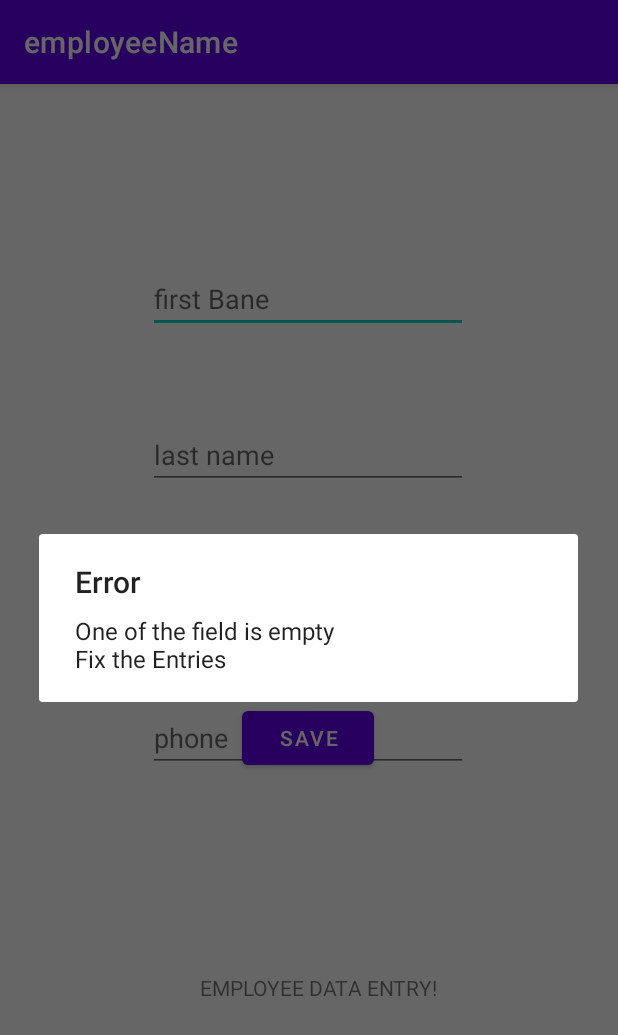
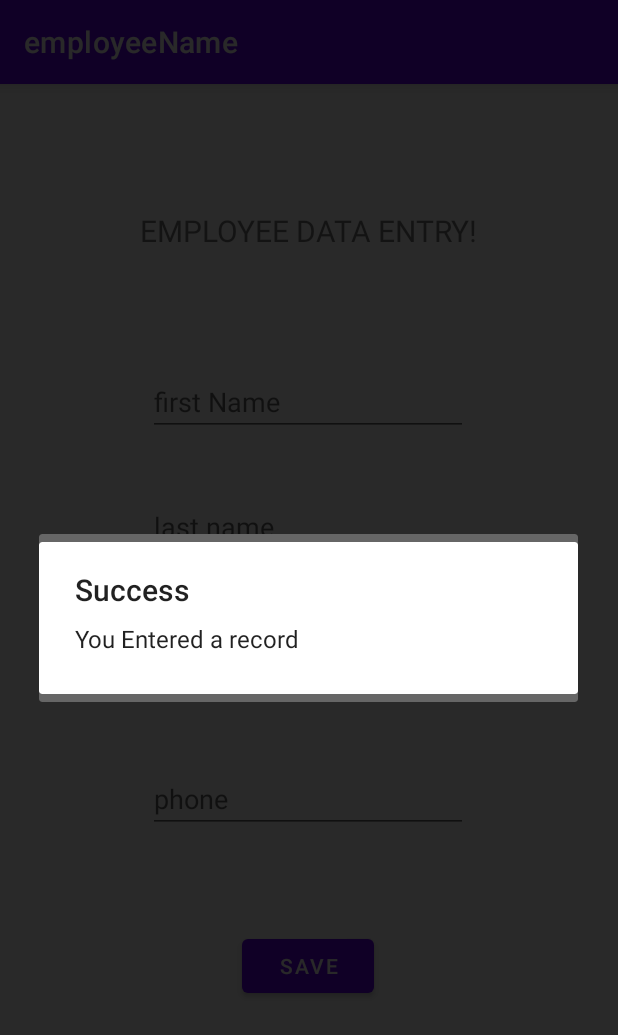
Before and after one commit to MrQbert/employeeInfo, an Android app: the screen it shows after launch (MainActivity), after a tap on "SAVE", on a phone screen of 412 x 824 dp. Shown: the top 1035 px of the screen. Run offline under Robolectric (Android 15) with nearby library versions, the phone set to English and light mode, and no system bars.

Commit message:
2nd Commit
Fixed DB Query Problems

```diff
--- a/employeeName/app/src/main/java/com/example/employeename/MainActivity.java
+++ b/employeeName/app/src/main/java/com/example/employeename/MainActivity.java
@@ -29,7 +29,7 @@ public class MainActivity extends AppCompatActivity {
         email= findViewById(R.id.email);
 
         db = openOrCreateDatabase("Wright",MODE_PRIVATE, null);
-        db.execSQL("Create table if not exists employee (EmpLname varchar(50),EmpFname varchar(50),EmpPhone varchar(25),EmpEmail varchar(25))");
+        db.execSQL("create table if not exists employee (EmpLname varchar(50),EmpFname varchar(50),EmpPhone varchar(25),EmpEmail varchar(25));");
         sb.append("Hello World\n");
         sb.append("This is Rob");
 
@@ -48,19 +48,20 @@ public class MainActivity extends AppCompatActivity {
             sb.append("One of the field is empty\nFix the Entries");
             ShowMessage("Error",sb.toString());
         }
-        db.execSQL("insert into employee(EmpLname, EmpFname, EmpPhone, EmpEmail) Values('" + lnameString + "',''" + fnameString + "',''" + phoneString + "',''"
-                + emailString + "',''");
-//        ClearText();
+        db.execSQL("insert into employee(EmpLname, EmpFname, EmpPhone, EmpEmail) Values('" + lnameString + "','" + fnameString + "','" + phoneString + "','"
+                + emailString + "');");
+        ShowMessage("Success","You Entered a record");
+        ClearText();
 
     }
-//    public void ClearText(View v){
-//        lname.setText("");
-//        fname.setText("");
-//        phone.setText("");
-//        email.setText("");
-//        lname.requestFocus();
-//
-//    }
+    public void ClearText(){
+        lname.setText("");
+        fname.setText("");
+        phone.setText("");
+        email.setText("");
+        lname.requestFocus();
+
+    }
     public void ShowMessage(String title, String message){
         AlertDialog.Builder messBr = new AlertDialog.Builder(this);
         messBr.setCancelable(true);
--- a/employeeName/app/src/main/res/layout/activity_main.xml
+++ b/employeeName/app/src/main/res/layout/activity_main.xml
@@ -10,26 +10,27 @@
         android:layout_width="wrap_content"
         android:layout_height="wrap_content"
         android:text="EMPLOYEE DATA ENTRY!"
+        android:textSize="20dp"
         app:layout_constraintBottom_toBottomOf="parent"
         app:layout_constraintEnd_toEndOf="parent"
-        app:layout_constraintHorizontal_bias="0.526"
+        app:layout_constraintHorizontal_bias="0.497"
         app:layout_constraintStart_toStartOf="parent"
         app:layout_constraintTop_toTopOf="parent"
-        app:layout_constraintVertical_bias="0.792" />
+        app:layout_constraintVertical_bias="0.113" />
 
     <EditText
         android:id="@+id/fname"
         android:layout_width="wrap_content"
         android:layout_height="wrap_content"
         android:ems="10"
+        android:hint="first Name"
         android:inputType="textPersonName"
-        android:hint="first Bane"
         app:layout_constraintBottom_toBottomOf="parent"
         app:layout_constraintEnd_toEndOf="parent"
         app:layout_constraintHorizontal_bias="0.497"
         app:layout_constraintStart_toStartOf="parent"
         app:layout_constraintTop_toTopOf="parent"
-        app:layout_constraintVertical_bias="0.167" />
+        app:layout_constraintVertical_bias="0.262" />
 
     <EditText
         android:id="@+id/lname"
@@ -43,21 +44,20 @@
         app:layout_constraintHorizontal_bias="0.497"
         app:layout_constraintStart_toStartOf="parent"
         app:layout_constraintTop_toTopOf="parent"
-        app:layout_constraintVertical_bias="0.311" />
+        app:layout_constraintVertical_bias="0.377" />
 
     <EditText
         android:id="@+id/email"
         android:layout_width="wrap_content"
         android:layout_height="wrap_content"
         android:ems="10"
+        android:hint="email"
         android:inputType="textPersonName"
-        android:hint="email"
         app:layout_constraintBottom_toBottomOf="parent"
         app:layout_constraintEnd_toEndOf="parent"
         app:layout_constraintHorizontal_bias="0.497"
         app:layout_constraintStart_toStartOf="parent"
-        app:layout_constraintTop_toTopOf="parent"
-        app:layout_constraintVertical_bias="0.434" />
+        app:layout_constraintTop_toTopOf="parent" />
 
     <EditText
         android:id="@+id/phone"
@@ -71,19 +71,19 @@
         app:layout_constraintHorizontal_bias="0.497"
         app:layout_constraintStart_toStartOf="parent"
         app:layout_constraintTop_toTopOf="parent"
-        app:layout_constraintVertical_bias="0.572" />
+        app:layout_constraintVertical_bias="0.628" />
 
     <Button
         android:id="@+id/button"
         android:layout_width="wrap_content"
         android:layout_height="wrap_content"
+        android:onClick="Save"
         android:text="Save"
-        android:onClick="Save"
         app:layout_constraintBottom_toBottomOf="parent"
         app:layout_constraintEnd_toEndOf="parent"
-        app:layout_constraintHorizontal_bias="0.497"
+        app:layout_constraintHorizontal_bias="0.498"
         app:layout_constraintStart_toStartOf="parent"
         app:layout_constraintTop_toTopOf="parent"
-        app:layout_constraintVertical_bias="0.572" />
+        app:layout_constraintVertical_bias="0.783" />
 
 </androidx.constraintlayout.widget.ConstraintLayout>
```
